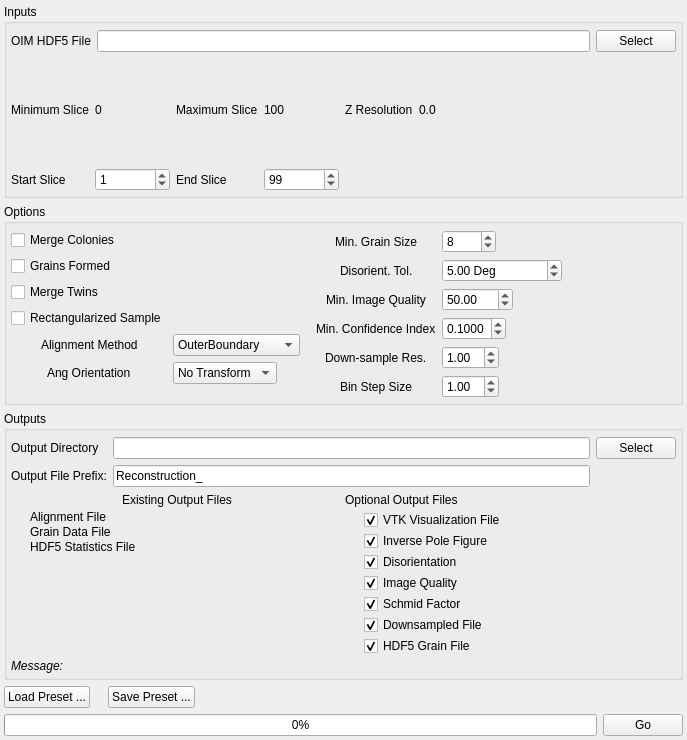
Qt form Source/AIM/GUI/UI_Files/ReconstructionWidget.ui (BlueQuartzSoftware/DREAM3D) before a commit.
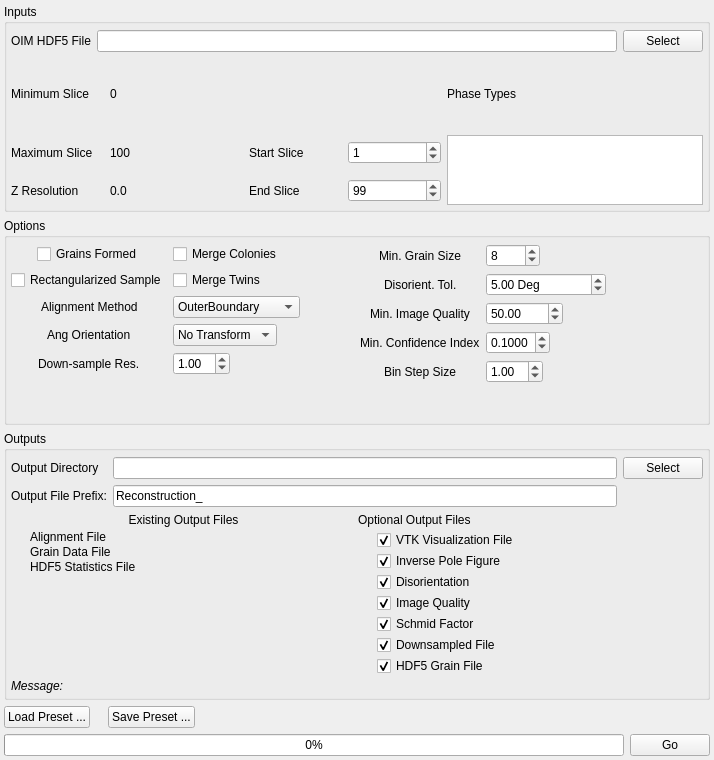
The same form after that commit. Icons and pictures are not drawn.

Commit message: Adding user interface widget to set the PhaseType for each phase in the Reconstruction Tab.

Diff of the .ui file:
```diff
--- a/Source/AIM/GUI/UI_Files/ReconstructionWidget.ui
+++ b/Source/AIM/GUI/UI_Files/ReconstructionWidget.ui
@@ -6,8 +6,8 @@
    <rect>
     <x>0</x>
     <y>0</y>
-    <width>687</width>
-    <height>740</height>
+    <width>714</width>
+    <height>760</height>
    </rect>
   </property>
   <property name="sizePolicy">
@@ -67,10 +67,26 @@
       </item>
       <item>
        <layout class="QGridLayout" name="gridLayout_3">
-        <item row="1" column="0">
-         <widget class="QLabel" name="label_5">
+        <item row="1" column="5" rowspan="2">
+         <widget class="QListWidget" name="phaseTypeList">
+          <property name="sizePolicy">
+           <sizepolicy hsizetype="Preferred" vsizetype="Preferred">
+            <horstretch>0</horstretch>
+            <verstretch>0</verstretch>
+           </sizepolicy>
+          </property>
+          <property name="editTriggers">
+           <set>QAbstractItemView::AllEditTriggers</set>
+          </property>
+          <property name="alternatingRowColors">
+           <bool>true</bool>
+          </property>
+         </widget>
+        </item>
+        <item row="0" column="5">
+         <widget class="QLabel" name="label_11">
           <property name="text">
-           <string>Start Slice</string>
+           <string>Phase Types</string>
           </property>
          </widget>
         </item>
@@ -88,86 +104,96 @@
           </property>
          </widget>
         </item>
-        <item row="1" column="1">
-         <widget class="QSpinBox" name="m_ZStartIndex">
-          <property name="minimumSize">
-           <size>
-            <width>75</width>
-            <height>0</height>
-           </size>
-          </property>
-          <property name="maximum">
-           <number>100000</number>
-          </property>
-          <property name="value">
-           <number>1</number>
-          </property>
-         </widget>
-        </item>
-        <item row="0" column="6" rowspan="2">
-         <spacer name="horizontalSpacer_2">
-          <property name="orientation">
-           <enum>Qt::Horizontal</enum>
-          </property>
-          <property name="sizeHint" stdset="0">
-           <size>
-            <width>40</width>
-            <height>20</height>
-           </size>
-          </property>
-         </spacer>
-        </item>
-        <item row="0" column="2">
+        <item row="1" column="0">
          <widget class="QLabel" name="label_54">
           <property name="text">
            <string>Maximum Slice</string>
           </property>
          </widget>
         </item>
-        <item row="1" column="2">
-         <widget class="QLabel" name="label_6">
-          <property name="text">
-           <string>End Slice</string>
-          </property>
-         </widget>
-        </item>
-        <item row="0" column="3">
+        <item row="1" column="1">
          <widget class="QLabel" name="m_ZMax">
           <property name="text">
            <string>100</string>
           </property>
          </widget>
         </item>
-        <item row="1" column="3">
-         <widget class="QSpinBox" name="m_ZEndIndex">
-          <property name="minimumSize">
-           <size>
-            <width>75</width>
-            <height>0</height>
-           </size>
-          </property>
-          <property name="maximum">
-           <number>1000000</number>
-          </property>
-          <property name="value">
-           <number>99</number>
-          </property>
-         </widget>
-        </item>
-        <item row="0" column="4">
+        <item row="2" column="0">
          <widget class="QLabel" name="m_ZMax_2">
           <property name="text">
            <string>Z Resolution</string>
           </property>
          </widget>
         </item>
-        <item row="0" column="5">
+        <item row="2" column="1">
          <widget class="QLabel" name="m_ZRes">
           <property name="text">
            <string>0.0</string>
           </property>
          </widget>
         </item>
+        <item row="0" column="2" rowspan="3">
+         <spacer name="horizontalSpacer">
+          <property name="orientation">
+           <enum>Qt::Horizontal</enum>
+          </property>
+          <property name="sizeType">
+           <enum>QSizePolicy::Fixed</enum>
+          </property>
+          <property name="sizeHint" stdset="0">
+           <size>
+            <width>40</width>
+            <height>20</height>
+           </size>
+          </property>
+         </spacer>
+        </item>
+        <item row="2" column="3">
+         <widget class="QLabel" name="label_6">
+          <property name="text">
+           <string>End Slice</string>
+          </property>
+         </widget>
+        </item>
+        <item row="2" column="4">
+         <widget class="QSpinBox" name="m_ZEndIndex">
+          <property name="minimumSize">
+           <size>
+            <width>75</width>
+            <height>0</height>
+           </size>
+          </property>
+          <property name="maximum">
+           <number>1000000</number>
+          </property>
+          <property name="value">
+           <number>99</number>
+          </property>
+         </widget>
+        </item>
+        <item row="1" column="3">
+         <widget class="QLabel" name="label_5">
+          <property name="text">
+           <string>Start Slice</string>
+          </property>
+         </widget>
+        </item>
+        <item row="1" column="4">
+         <widget class="QSpinBox" name="m_ZStartIndex">
+          <property name="minimumSize">
+           <size>
+            <width>75</width>
+            <height>0</height>
+           </size>
+          </property>
+          <property name="maximum">
+           <number>100000</number>
+          </property>
+          <property name="value">
+           <number>1</number>
+          </property>
+         </widget>
+        </item>
        </layout>
       </item>
      </layout>
@@ -196,7 +222,135 @@
       </property>
       <item>
        <layout class="QGridLayout" name="gridLayout_12">
-        <item row="0" column="1" rowspan="6">
+        <item row="0" column="2" rowspan="2">
+         <layout class="QFormLayout" name="formLayout_3">
+          <property name="fieldGrowthPolicy">
+           <enum>QFormLayout::ExpandingFieldsGrow</enum>
+          </property>
+          <property name="labelAlignment">
+           <set>Qt::AlignCenter</set>
+          </property>
+          <property name="horizontalSpacing">
+           <number>6</number>
+          </property>
+          <property name="verticalSpacing">
+           <number>6</number>
+          </property>
+          <property name="rightMargin">
+           <number>10</number>
+          </property>
+          <item row="1" column="0">
+           <widget class="QLabel" name="label_8">
+            <property name="text">
+             <string>Min. Grain Size</string>
+            </property>
+           </widget>
+          </item>
+          <item row="1" column="1">
+           <widget class="QSpinBox" name="m_MinAllowedGrainSize">
+            <property name="minimum">
+             <number>1</number>
+            </property>
+            <property name="maximum">
+             <number>1000</number>
+            </property>
+            <property name="value">
+             <number>8</number>
+            </property>
+           </widget>
+          </item>
+          <item row="2" column="0">
+           <widget class="QLabel" name="label_10">
+            <property name="text">
+             <string>Disorient. Tol.</string>
+            </property>
+           </widget>
+          </item>
+          <item row="2" column="1">
+           <widget class="QDoubleSpinBox" name="m_MisOrientationTolerance">
+            <property name="minimumSize">
+             <size>
+              <width>120</width>
+              <height>0</height>
+             </size>
+            </property>
+            <property name="suffix">
+             <string> Deg</string>
+            </property>
+            <property name="decimals">
+             <number>2</number>
+            </property>
+            <property name="maximum">
+             <double>180.000000000000000</double>
+            </property>
+            <property name="singleStep">
+             <double>1.000000000000000</double>
+            </property>
+            <property name="value">
+             <double>5.000000000000000</double>
+            </property>
+           </widget>
+          </item>
+          <item row="3" column="0">
+           <widget class="QLabel" name="label_31">
+            <property name="text">
+             <string>Min. Image Quality</string>
+            </property>
+           </widget>
+          </item>
+          <item row="3" column="1">
+           <widget class="QDoubleSpinBox" name="m_MinImageQuality">
+            <property name="maximum">
+             <double>50000.000000000000000</double>
+            </property>
+            <property name="singleStep">
+             <double>10.000000000000000</double>
+            </property>
+            <property name="value">
+             <double>50.000000000000000</double>
+            </property>
+           </widget>
+          </item>
+          <item row="4" column="0">
+           <widget class="QLabel" name="label_9">
+            <property name="text">
+             <string>Min. Confidence Index</string>
+            </property>
+           </widget>
+          </item>
+          <item row="4" column="1">
+           <widget class="QDoubleSpinBox" name="m_MinConfidence">
+            <property name="decimals">
+             <number>4</number>
+            </property>
+            <property name="maximum">
+             <double>1.000000000000000</double>
+            </property>
+            <property name="singleStep">
+             <double>0.100000000000000</double>
+            </property>
+            <property name="value">
+             <double>0.100000000000000</double>
+            </property>
+           </widget>
+          </item>
+          <item row="5" column="0">
+           <widget class="QLabel" name="label_59">
+            <property name="text">
+             <string>Bin Step Size</string>
+            </property>
+           </widget>
+          </item>
+          <item row="5" column="1">
+           <widget class="QDoubleSpinBox" name="m_BinStepSize">
+            <property name="value">
+             <double>1.000000000000000</double>
+            </property>
+           </widget>
+          </item>
+         </layout>
+        </item>
+        <item row="0" column="1" rowspan="2">
          <layout class="QFormLayout" name="formLayout_5">
           <property name="fieldGrowthPolicy">
            <enum>QFormLayout::FieldsStayAtSizeHint</enum>
@@ -213,13 +367,6 @@
           <property name="rightMargin">
            <number>10</number>
           </property>
-          <item row="2" column="0">
-           <widget class="QCheckBox" name="m_MergeColonies">
-            <property name="text">
-             <string>Merge Colonies</string>
-            </property>
-           </widget>
-          </item>
           <item row="3" column="0">
            <widget class="QCheckBox" name="m_AlreadyFormed">
             <property name="text">
@@ -227,13 +374,6 @@
             </property>
            </widget>
           </item>
-          <item row="4" column="0">
-           <widget class="QCheckBox" name="m_MergeTwins">
-            <property name="text">
-             <string>Merge Twins</string>
-            </property>
-           </widget>
-          </item>
           <item row="5" column="0">
            <widget class="QCheckBox" name="m_FillinSample">
             <property name="text">
@@ -306,158 +446,31 @@
             </item>
            </widget>
           </item>
-         </layout>
-        </item>
-        <item row="0" column="3" rowspan="6">
-         <spacer name="horizontalSpacer">
-          <property name="orientation">
-           <enum>Qt::Horizontal</enum>
-          </property>
-          <property name="sizeHint" stdset="0">
-           <size>
-            <width>40</width>
-            <height>20</height>
-           </size>
-          </property>
-         </spacer>
-        </item>
-        <item row="0" column="2" rowspan="6">
-         <layout class="QFormLayout" name="formLayout_3">
-          <property name="fieldGrowthPolicy">
-           <enum>QFormLayout::ExpandingFieldsGrow</enum>
-          </property>
-          <property name="labelAlignment">
-           <set>Qt::AlignCenter</set>
-          </property>
-          <property name="horizontalSpacing">
-           <number>6</number>
-          </property>
-          <property name="verticalSpacing">
-           <number>6</number>
-          </property>
-          <property name="rightMargin">
-           <number>10</number>
-          </property>
-          <item row="2" column="1">
-           <widget class="QDoubleSpinBox" name="m_MisOrientationTolerance">
-            <property name="minimumSize">
-             <size>
-              <width>120</width>
-              <height>0</height>
-             </size>
-            </property>
-            <property name="suffix">
-             <string> Deg</string>
-            </property>
-            <property name="decimals">
-             <number>2</number>
-            </property>
-            <property name="maximum">
-             <double>180.000000000000000</double>
-            </property>
-            <property name="singleStep">
-             <double>1.000000000000000</double>
-            </property>
-            <property name="value">
-             <double>5.000000000000000</double>
-            </property>
-           </widget>
-          </item>
-          <item row="4" column="1">
-           <widget class="QDoubleSpinBox" name="m_MinConfidence">
-            <property name="decimals">
-             <number>4</number>
-            </property>
-            <property name="maximum">
-             <double>1.000000000000000</double>
-            </property>
-            <property name="singleStep">
-             <double>0.100000000000000</double>
-            </property>
-            <property name="value">
-             <double>0.100000000000000</double>
+          <item row="3" column="1">
+           <widget class="QCheckBox" name="m_MergeColonies">
+            <property name="text">
+             <string>Merge Colonies</string>
             </property>
            </widget>
           </item>
           <item row="5" column="1">
-           <widget class="QDoubleSpinBox" name="m_DownSampleFactor">
-            <property name="value">
-             <double>1.000000000000000</double>
-            </property>
-           </widget>
-          </item>
-          <item row="6" column="1">
-           <widget class="QDoubleSpinBox" name="m_BinStepSize">
-            <property name="value">
-             <double>1.000000000000000</double>
-            </property>
-           </widget>
-          </item>
-          <item row="2" column="0">
-           <widget class="QLabel" name="label_10">
+           <widget class="QCheckBox" name="m_MergeTwins">
             <property name="text">
-             <string>Disorient. Tol.</string>
+             <string>Merge Twins</string>
             </property>
            </widget>
           </item>
-          <item row="4" column="0">
-           <widget class="QLabel" name="label_9">
-            <property name="text">
-             <string>Min. Confidence Index</string>
-            </property>
-           </widget>
-          </item>
-          <item row="5" column="0">
+          <item row="8" column="0">
            <widget class="QLabel" name="label_46">
             <property name="text">
              <string>Down-sample Res.</string>
             </property>
            </widget>
           </item>
-          <item row="6" column="0">
-           <widget class="QLabel" name="label_59">
-            <property name="text">
-             <string>Bin Step Size</string>
-            </property>
-           </widget>
-          </item>
-          <item row="3" column="0">
-           <widget class="QLabel" name="label_31">
-            <property name="text">
-             <string>Min. Image Quality</string>
-            </property>
-           </widget>
-          </item>
-          <item row="1" column="0">
-           <widget class="QLabel" name="label_8">
-            <property name="text">
-             <string>Min. Grain Size</string>
-            </property>
-           </widget>
-          </item>
-          <item row="3" column="1">
-           <widget class="QDoubleSpinBox" name="m_MinImageQuality">
-            <property name="maximum">
-             <double>5000.000000000000000</double>
-            </property>
-            <property name="singleStep">
-             <double>10.000000000000000</double>
-            </property>
+          <item row="8" column="1">
+           <widget class="QDoubleSpinBox" name="m_DownSampleFactor">
             <property name="value">
-             <double>50.000000000000000</double>
-            </property>
-           </widget>
-          </item>
-          <item row="1" column="1">
-           <widget class="QSpinBox" name="m_MinAllowedGrainSize">
-            <property name="minimum">
-             <number>1</number>
-            </property>
-            <property name="maximum">
-             <number>1000</number>
-            </property>
-            <property name="value">
-             <number>8</number>
+             <double>1.000000000000000</double>
             </property>
            </widget>
           </item>
```
The commit also changes 12 other files.
